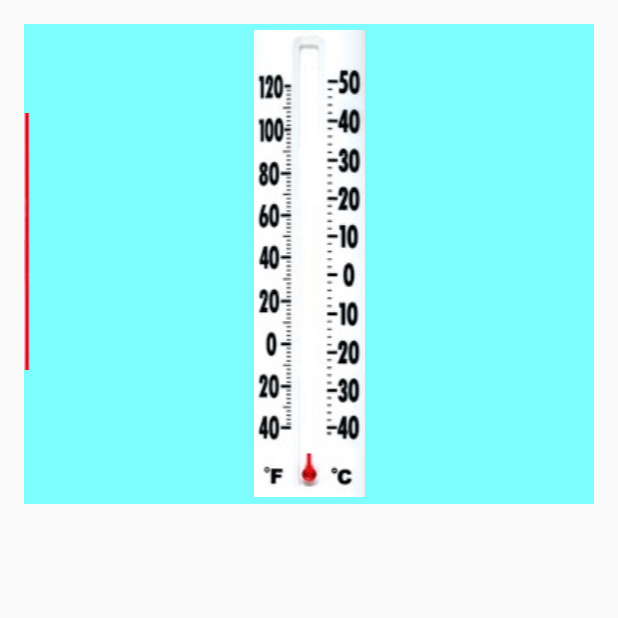
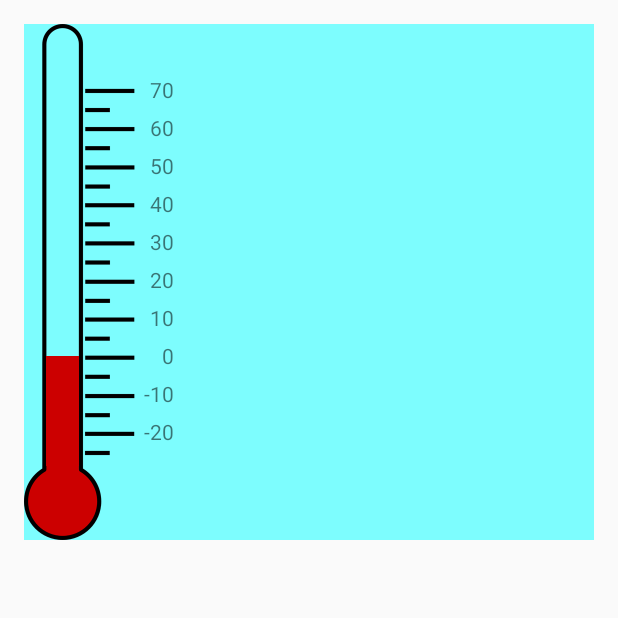
Before and after one commit to andreeastoican/wyliodrin-android-app, an Android app: the MainFragment screen opened directly, with no data from a screen before it, on a phone screen of 412 x 824 dp, the top half of it. Run offline under Robolectric (Android 15) with nearby library versions, the phone set to English and light mode, and no system bars.

Commit message:
+thermometer

```diff
--- a/app/src/main/java/com/wyliodrin/mobileapp/widgets/Thermometer.java
+++ b/app/src/main/java/com/wyliodrin/mobileapp/widgets/Thermometer.java
@@ -3,16 +3,32 @@ package com.wyliodrin.mobileapp.widgets;
 import android.content.Context;
 import android.util.AttributeSet;
 import android.view.LayoutInflater;
+import android.view.ViewGroup;
+import android.view.ViewTreeObserver;
+import android.widget.ImageView;
 import android.widget.RelativeLayout;
+import android.widget.TextView;
+import android.widget.Toast;
 
 
 import com.wyliodrin.mobileapp.R;
 import com.wyliodrin.mobileapp.api.WylioMessage;
 
+import java.util.ArrayList;
+
 /**
  * Created by Andreea Stoican on 31.03.2015.
  */
 public class Thermometer extends RelativeLayout implements InputDataWidget {
+
+    private int width, height;
+
+    private double min;
+    private double max;
+
+    private ArrayList<TextView> labels;
+
+    private double value;
 
     public Thermometer(Context context) {
         this(context, null);
@@ -21,12 +37,84 @@ public class Thermometer extends RelativeLayout implements InputDataWidget {
     public Thermometer(Context context, AttributeSet attrs)
     {
         super(context, attrs);
+
+        labels = new ArrayList<TextView>();
+
         LayoutInflater inflater = (LayoutInflater) context
                 .getSystemService(Context.LAYOUT_INFLATER_SERVICE);
         inflater.inflate(R.layout.thermometer_layout, this, true);
+
+        final ImageView bg = (ImageView) findViewById(R.id.thermometer_bg);
+
+        bg.getViewTreeObserver().addOnGlobalLayoutListener(new ViewTreeObserver.OnGlobalLayoutListener() {
+
+            @Override
+            public void onGlobalLayout() {
+                // Ensure you call it only once :
+                bg.getViewTreeObserver().removeGlobalOnLayoutListener(this);
+
+                width = bg.getWidth();
+                height = bg.getHeight();
+
+                ImageView bar = (ImageView) findViewById(R.id.thermometer_bar);
+
+                LayoutParams params = (LayoutParams) bar.getLayoutParams();
+                params.width = (int)(0.226 * width);
+                params.height = (int) (0.3 * height);
+                params.leftMargin = (int) (0.152 * width);
+                params.bottomMargin = (int) (0.145 * height);
+                params.addRule(RelativeLayout.ALIGN_PARENT_BOTTOM);
+
+                bar.setLayoutParams(params);
+
+                setLimits(-20, 70);
+
+            }
+        });
+
     }
     public Thermometer(Context context, AttributeSet attrs, int defStyle) {
         super(context, attrs, defStyle);
+    }
+
+    public void setLimits(double min, double max) {
+        this.max = max;
+        this.min = min;
+
+        for (TextView text : labels) {
+            removeView(text);
+        }
+        labels.clear();
+
+        double step = (max - min) / 9;
+        int i = 0;
+        for (double x = max; x >= min; x -= step, i++) {
+            TextView text = new TextView(getContext());
+            text.setText("" + (int) x);
+
+            LayoutParams params = new LayoutParams(ViewGroup.LayoutParams.WRAP_CONTENT, ViewGroup.LayoutParams.WRAP_CONTENT);
+            params.addRule(ALIGN_PARENT_RIGHT);
+            params.topMargin = (int) (0.1 * height) + i * (int) (0.075 * height);
+            text.setLayoutParams(params);
+
+            addView(text);
+            labels.add(text);
+        }
+
+        setValue(0);
+    }
+
+    public void setValue(double value) {
+        this.value = value;
+
+        if(value < min) value = min;
+        if(value > max) value = max;
+
+        ImageView bar = (ImageView) findViewById(R.id.thermometer_bar);
+
+        LayoutParams params = (LayoutParams) bar.getLayoutParams();
+        params.height = (int) ((0.065 * height) + ((value - min) / (max - min) * 0.67 * height));
+        bar.setLayoutParams(params);
     }
 
     @Override
--- a/app/src/main/res/layout/fragment_main.xml
+++ b/app/src/main/res/layout/fragment_main.xml
@@ -25,8 +25,8 @@
 
             <com.wyliodrin.mobileapp.widgets.Thermometer
                 android:id="@+id/thermometer"
-                android:layout_width="wrap_content"
-                android:layout_height="wrap_content">
+                android:layout_width="150px"
+                android:layout_height="516px">
             </com.wyliodrin.mobileapp.widgets.Thermometer>
         </LinearLayout>
 
--- a/app/src/main/res/layout/thermometer_layout.xml
+++ b/app/src/main/res/layout/thermometer_layout.xml
@@ -2,24 +2,18 @@
 <merge xmlns:android="http://schemas.android.com/apk/res/android" >
 
     <ImageView
-        android:layout_width="fill_parent"
-        android:layout_height="fill_parent"
-        android:layout_centerInParent="true"
+        android:id="@+id/thermometer_bg"
+        android:layout_width="match_parent"
+        android:layout_height="match_parent"
+        android:scaleType="fitXY"
         android:src="@drawable/thermometer">
     </ImageView>
 
-    <!-- initial -40 C = 80 height
-                 -30 C = 80+40 height
-                 -20 C = 120 + 40 height
-                 -10 C = 160 + 40 height
-                 .... -->
     <ImageView
-
+        android:id="@+id/thermometer_bar"
         android:layout_width="wrap_content"
-        android:layout_height="320dp"
-        android:layout_alignParentBottom="true"
-        android:layout_gravity="center|bottom"
-        android:paddingBottom="30dp"
+        android:layout_height="wrap_content"
+        android:scaleType="fitXY"
         android:src="@drawable/bar">
     </ImageView>
 
```
Also changed, not shown: app/src/main/res/drawable-mdpi/bar.png, app/src/main/res/drawable-mdpi/thermometer.jpg (deleted), app/src/main/res/drawable-mdpi/thermometer.png (added).
